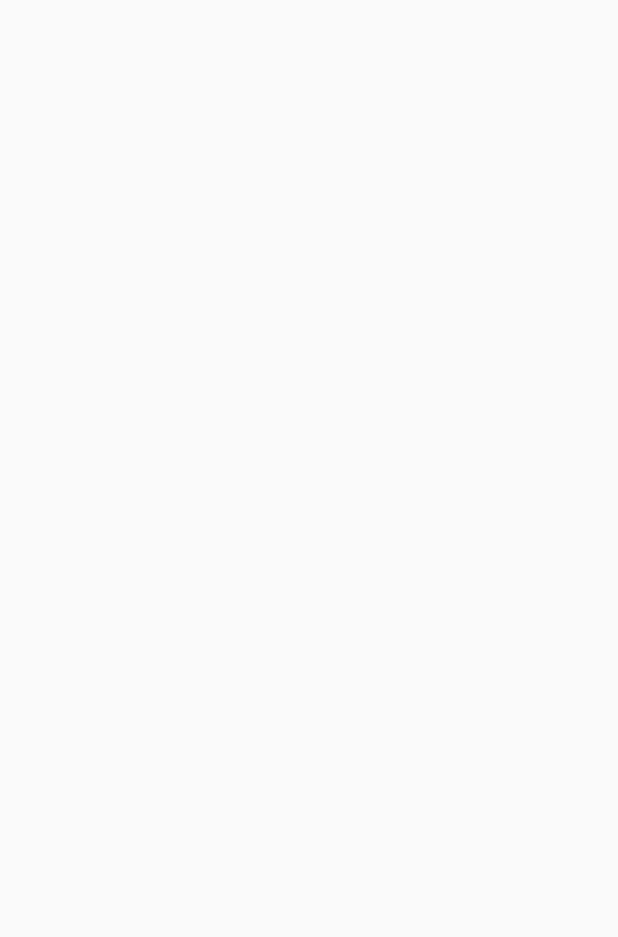
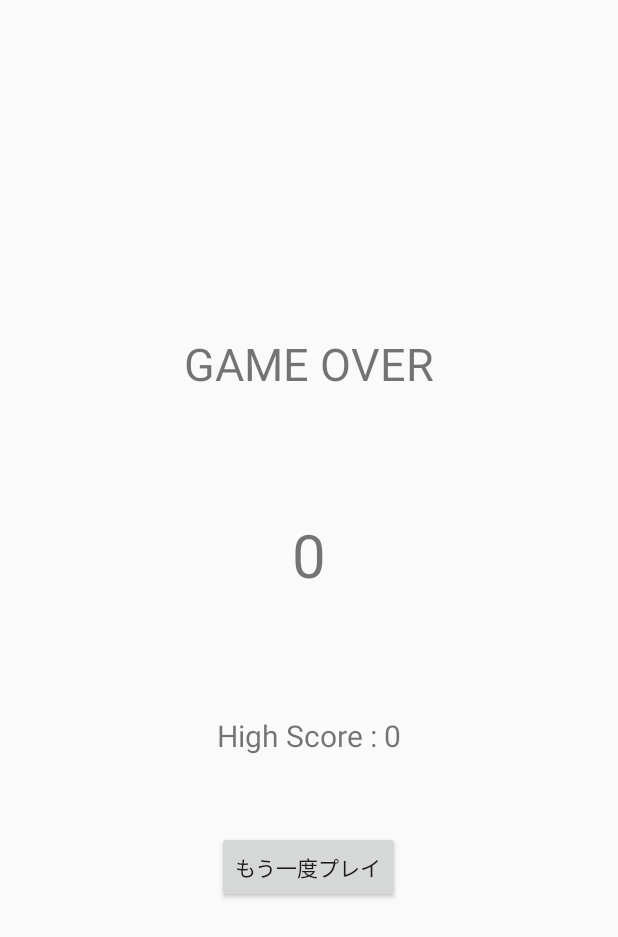
Before and after one commit to pon-1910/CatchTheBall, an Android app: the ResultActivity screen opened directly, with no data from a screen before it, on a phone screen of 412 x 824 dp. Before the commit the part shown is empty. Shown: the top 937 px of the screen. Run offline under Robolectric (Android 15) with nearby library versions, the light colour scheme and no system bars.

Commit message:
GAME OVER, Score, HighScore, もう一度プレイボタン を表示

```diff
--- a/app/src/main/java/com/example/mycompany/catchtheball/ResultActivity.java
+++ b/app/src/main/java/com/example/mycompany/catchtheball/ResultActivity.java
@@ -2,7 +2,12 @@ package com.example.mycompany.catchtheball;
 
 import androidx.appcompat.app.AppCompatActivity;
 
+import android.content.Context;
+import android.content.Intent;
+import android.content.SharedPreferences;
 import android.os.Bundle;
+import android.view.View;
+import android.widget.TextView;
 
 public class ResultActivity extends AppCompatActivity {
 
@@ -10,5 +15,30 @@ public class ResultActivity extends AppCompatActivity {
     protected void onCreate(Bundle savedInstanceState) {
         super.onCreate(savedInstanceState);
         setContentView(R.layout.activity_result);
+
+        TextView scoreLabel = findViewById(R.id.scoreLabel);
+        TextView highScoreLabel = findViewById(R.id.highScoreLabel);
+
+        int score = getIntent().getIntExtra("SCORE", 0);
+        scoreLabel.setText(score + "");
+
+        SharedPreferences sharedPreferences = getSharedPreferences("GAME_OVER",
+                Context.MODE_PRIVATE);
+        int highScore = sharedPreferences.getInt("HIGH_SCORE", 0);
+
+        if (score > highScore){
+            highScoreLabel.setText("High Score : " + score);
+
+            SharedPreferences.Editor editor = sharedPreferences.edit();
+            editor.putInt("HIGH_SCORE", score);
+            editor.apply();
+
+        }else {
+            highScoreLabel.setText("High Score : " + highScore);
+        }
+    }
+
+    public void tryAgain(View view){
+        startActivity(new Intent(getApplicationContext(), MainActivity.class));
     }
 }
--- a/app/src/main/res/layout/activity_result.xml
+++ b/app/src/main/res/layout/activity_result.xml
@@ -1,9 +1,40 @@
 <?xml version="1.0" encoding="utf-8"?>
-<androidx.constraintlayout.widget.ConstraintLayout xmlns:android="http://schemas.android.com/apk/res/android"
+<LinearLayout xmlns:android="http://schemas.android.com/apk/res/android"
     xmlns:app="http://schemas.android.com/apk/res-auto"
     xmlns:tools="http://schemas.android.com/tools"
     android:layout_width="match_parent"
     android:layout_height="match_parent"
-    tools:context=".ResultActivity">
+    tools:context=".ResultActivity"
+    android:orientation="vertical"
+    android:gravity="center">
 
-</androidx.constraintlayout.widget.ConstraintLayout>
+    <TextView
+        android:layout_width="wrap_content"
+        android:layout_height="wrap_content"
+        android:text="GAME OVER"
+        android:textSize="30sp"/>
+
+    <TextView
+        android:id="@+id/scoreLabel"
+        android:layout_width="wrap_content"
+        android:layout_height="wrap_content"
+        android:text="150"
+        android:textSize="40sp"
+        android:layout_marginTop="80dp"/>
+
+    <TextView
+        android:id="@+id/highScoreLabel"
+        android:layout_width="wrap_content"
+        android:layout_height="wrap_content"
+        android:text="High Score : 300"
+        android:textSize="20sp"
+        android:layout_marginTop="80dp"/>
+
+    <Button
+        android:layout_width="wrap_content"
+        android:layout_height="wrap_content"
+        android:text="もう一度プレイ"
+        android:layout_marginTop="50dp"
+        android:onClick="tryAgain"/>
+
+</LinearLayout>
```
